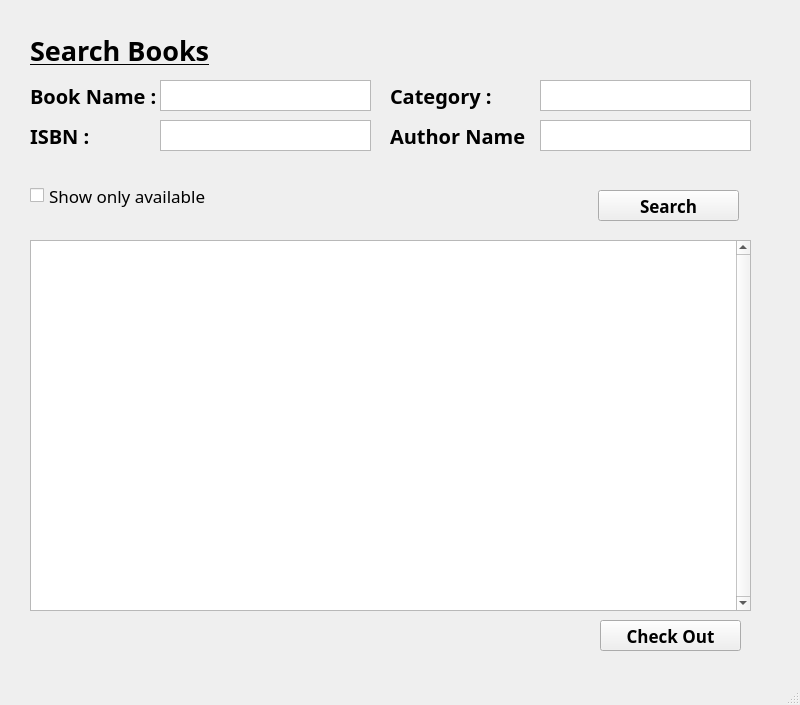
This is ui/BookSearch.ui in simayseyrek/LibraryManagementSystem as Qt 5 draws it before an edit. The edited form follows.
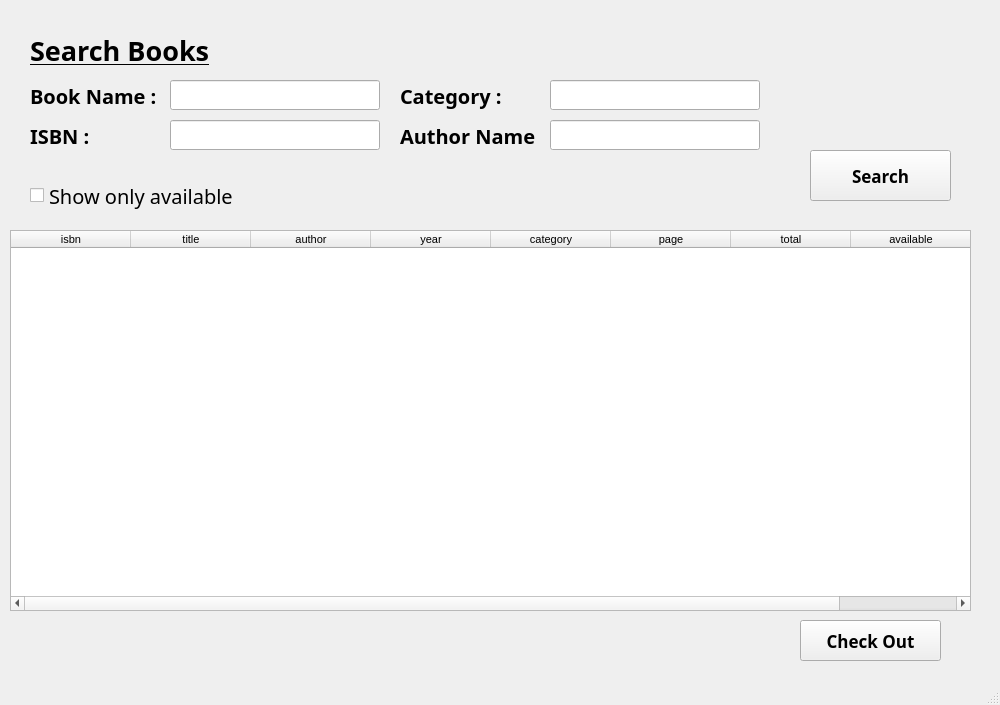
This is the edited form.

Diff of the .ui file:
```diff
--- a/ui/BookSearch.ui
+++ b/ui/BookSearch.ui
@@ -6,7 +6,7 @@
    <rect>
     <x>0</x>
     <y>0</y>
-    <width>800</width>
+    <width>1000</width>
     <height>705</height>
    </rect>
   </property>
@@ -60,7 +60,7 @@
    <widget class="QLabel" name="label_3">
     <property name="geometry">
      <rect>
-      <x>390</x>
+      <x>400</x>
       <y>120</y>
       <width>141</width>
       <height>31</height>
@@ -81,7 +81,7 @@
    <widget class="QLabel" name="label_4">
     <property name="geometry">
      <rect>
-      <x>390</x>
+      <x>400</x>
       <y>80</y>
       <width>141</width>
       <height>31</height>
@@ -120,53 +120,13 @@
      <string>ISBN :</string>
     </property>
    </widget>
-   <widget class="QTextEdit" name="textEdit">
+   <widget class="QPushButton" name="button_search">
     <property name="geometry">
      <rect>
-      <x>160</x>
-      <y>80</y>
-      <width>211</width>
-      <height>31</height>
-     </rect>
-    </property>
-   </widget>
-   <widget class="QTextEdit" name="textEdit_2">
-    <property name="geometry">
-     <rect>
-      <x>160</x>
-      <y>120</y>
-      <width>211</width>
-      <height>31</height>
-     </rect>
-    </property>
-   </widget>
-   <widget class="QTextEdit" name="textEdit_3">
-    <property name="geometry">
-     <rect>
-      <x>540</x>
-      <y>80</y>
-      <width>211</width>
-      <height>31</height>
-     </rect>
-    </property>
-   </widget>
-   <widget class="QTextEdit" name="textEdit_4">
-    <property name="geometry">
-     <rect>
-      <x>540</x>
-      <y>120</y>
-      <width>211</width>
-      <height>31</height>
-     </rect>
-    </property>
-   </widget>
-   <widget class="QPushButton" name="pushButton">
-    <property name="geometry">
-     <rect>
-      <x>598</x>
-      <y>190</y>
+      <x>810</x>
+      <y>150</y>
       <width>141</width>
-      <height>31</height>
+      <height>51</height>
      </rect>
     </property>
     <property name="font">
@@ -181,23 +141,7 @@
      <string>Search</string>
     </property>
    </widget>
-   <widget class="QTextEdit" name="textEdit_5">
-    <property name="geometry">
-     <rect>
-      <x>30</x>
-      <y>240</y>
-      <width>721</width>
-      <height>371</height>
-     </rect>
-    </property>
-    <property name="verticalScrollBarPolicy">
-     <enum>Qt::ScrollBarAlwaysOn</enum>
-    </property>
-    <property name="horizontalScrollBarPolicy">
-     <enum>Qt::ScrollBarAsNeeded</enum>
-    </property>
-   </widget>
-   <widget class="QCheckBox" name="checkBox">
+   <widget class="QCheckBox" name="checkbox_available">
     <property name="geometry">
      <rect>
       <x>30</x>
@@ -209,7 +153,7 @@
     <property name="font">
      <font>
       <family>Umpush</family>
-      <pointsize>13</pointsize>
+      <pointsize>15</pointsize>
       <kerning>true</kerning>
      </font>
     </property>
@@ -220,10 +164,10 @@
    <widget class="QPushButton" name="pushButton_2">
     <property name="geometry">
      <rect>
-      <x>600</x>
+      <x>800</x>
       <y>620</y>
       <width>141</width>
-      <height>31</height>
+      <height>41</height>
      </rect>
     </property>
     <property name="font">
@@ -238,16 +182,122 @@
      <string>Check Out</string>
     </property>
    </widget>
-  </widget>
-  <widget class="QMenuBar" name="menubar">
-   <property name="geometry">
-    <rect>
-     <x>0</x>
-     <y>0</y>
-     <width>800</width>
-     <height>22</height>
-    </rect>
-   </property>
+   <widget class="QLineEdit" name="text_title">
+    <property name="geometry">
+     <rect>
+      <x>170</x>
+      <y>80</y>
+      <width>210</width>
+      <height>30</height>
+     </rect>
+    </property>
+   </widget>
+   <widget class="QLineEdit" name="text_isbn">
+    <property name="geometry">
+     <rect>
+      <x>170</x>
+      <y>120</y>
+      <width>210</width>
+      <height>30</height>
+     </rect>
+    </property>
+   </widget>
+   <widget class="QLineEdit" name="text_author">
+    <property name="geometry">
+     <rect>
+      <x>550</x>
+      <y>120</y>
+      <width>210</width>
+      <height>30</height>
+     </rect>
+    </property>
+   </widget>
+   <widget class="QLineEdit" name="text_category">
+    <property name="geometry">
+     <rect>
+      <x>550</x>
+      <y>80</y>
+      <width>210</width>
+      <height>30</height>
+     </rect>
+    </property>
+   </widget>
+   <widget class="QTableWidget" name="tableWidget">
+    <property name="geometry">
+     <rect>
+      <x>10</x>
+      <y>230</y>
+      <width>961</width>
+      <height>381</height>
+     </rect>
+    </property>
+    <property name="font">
+     <font>
+      <pointsize>8</pointsize>
+     </font>
+    </property>
+    <property name="verticalScrollBarPolicy">
+     <enum>Qt::ScrollBarAsNeeded</enum>
+    </property>
+    <property name="horizontalScrollBarPolicy">
+     <enum>Qt::ScrollBarAsNeeded</enum>
+    </property>
+    <property name="sizeAdjustPolicy">
+     <enum>QAbstractScrollArea::AdjustToContentsOnFirstShow</enum>
+    </property>
+    <property name="alternatingRowColors">
+     <bool>true</bool>
+    </property>
+    <property name="showGrid">
+     <bool>true</bool>
+    </property>
+    <property name="columnCount">
+     <number>8</number>
+    </property>
+    <attribute name="horizontalHeaderDefaultSectionSize">
+     <number>120</number>
+    </attribute>
+    <column>
+     <property name="text">
+      <string>isbn</string>
+     </property>
+    </column>
+    <column>
+     <property name="text">
+      <string>title</string>
+     </property>
+    </column>
+    <column>
+     <property name="text">
+      <string>author</string>
+     </property>
+    </column>
+    <column>
+     <property name="text">
+      <string>year</string>
+     </property>
+    </column>
+    <column>
+     <property name="text">
+      <string>category</string>
+     </property>
+    </column>
+    <column>
+     <property name="text">
+      <string>page</string>
+     </property>
+    </column>
+    <column>
+     <property name="text">
+      <string>total</string>
+     </property>
+    </column>
+    <column>
+     <property name="text">
+      <string>available</string>
+     </property>
+    </column>
+   </widget>
   </widget>
   <widget class="QStatusBar" name="statusbar"/>
  </widget>
```
Left out of the diff: 6 changed lines with no effect on the pictures.
